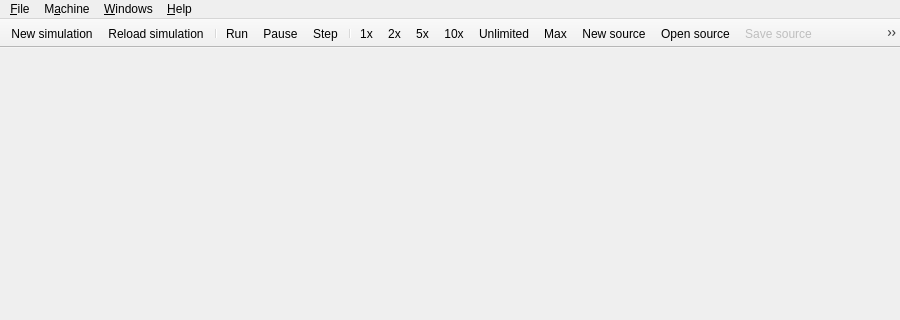
Qt form src/gui/mainwindow/MainWindow.ui (cvut/qtrvsim) before a commit; both pictures show x 0 to 900 and y 0 to 320 of the 900 by 600 pixel window.
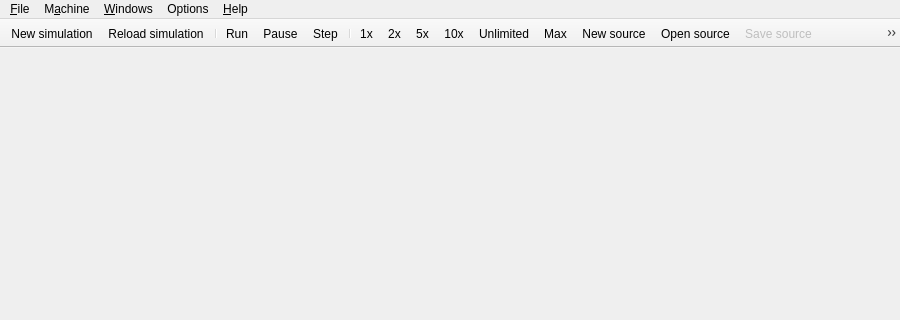
The same form after that commit. Icons and pictures are not drawn.

```diff
--- a/src/gui/mainwindow/MainWindow.ui
+++ b/src/gui/mainwindow/MainWindow.ui
@@ -55,7 +55,7 @@
      <x>0</x>
      <y>0</y>
      <width>900</width>
-     <height>22</height>
+     <height>32</height>
     </rect>
    </property>
    <widget class="QMenu" name="menuFile">
@@ -123,9 +123,16 @@
     <addaction name="actionAbout"/>
     <addaction name="actionAboutQt"/>
    </widget>
+   <widget class="QMenu" name="menuOptions">
+    <property name="title">
+     <string>Options</string>
+    </property>
+    <addaction name="actionEditorShowLineNumbers"/>
+   </widget>
    <addaction name="menuFile"/>
    <addaction name="menuMachine"/>
    <addaction name="menuWindows"/>
+   <addaction name="menuOptions"/>
    <addaction name="menuHelp"/>
   </widget>
   <widget class="QStatusBar" name="statusBar"/>
```
Left out of the diff: 129 changed lines with no effect on the pictures.
